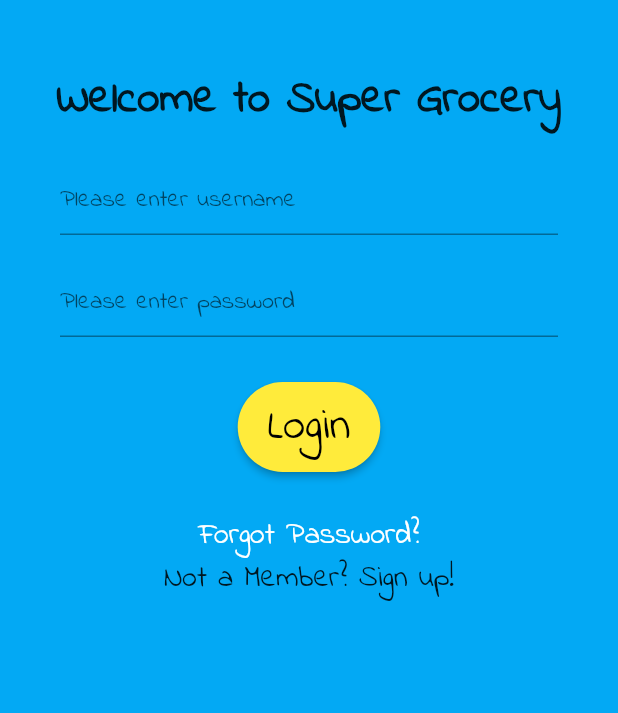
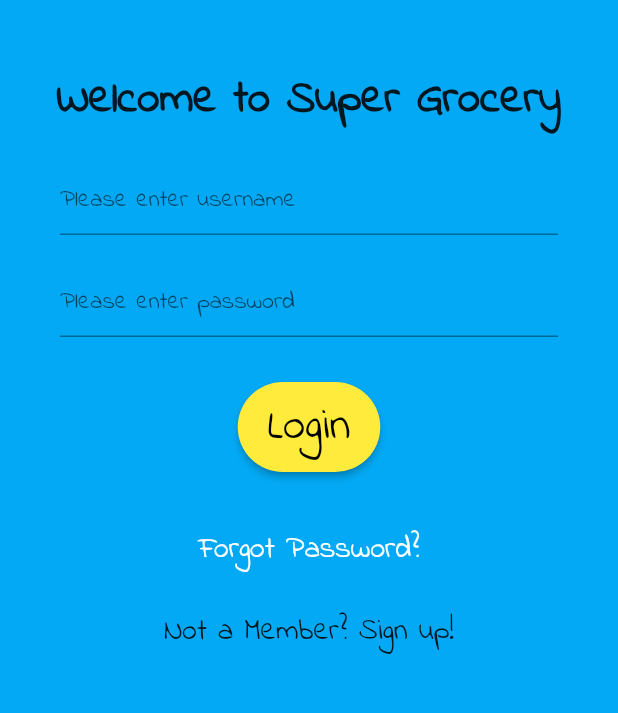
Before and after one commit to Anudeepa2204/googleHackathon, a Flutter app: the screen it shows after launch, on a phone screen of 412 x 824 dp, the part 248-961 px from its top. Run offline on Flutter 3.47's test engine with Material 2 defaults, Android fonts, the phone set to English and light mode, and no system bars.

Commit message:
routes folder added/clean code for login page

```diff
--- a/lib/actions/login.dart
+++ b/lib/actions/login.dart
@@ -3,8 +3,13 @@ import 'package:flutter/material.dart';
 class Login extends StatelessWidget {
   //{@required this.onPressed}
 //  final GestureTapCallback onPressed;
+  final loginController = new TextEditingController();
   void _pressed() {
     print("Pressed");
+  }
+
+  void _loginValidation(String value) {
+    print("Login pressed");
   }
 
   @override
@@ -13,6 +18,60 @@ class Login extends StatelessWidget {
       color: Colors.lightBlue,
       child: new Column(
         crossAxisAlignment: CrossAxisAlignment.center,
+        children: <Widget>[welcome(), loginForm(), membershipPassword()],
+      ),
+    );
+  }
+
+  Widget loginForm() {
+    return new Column(
+      children: <Widget>[
+        Padding(
+            padding:
+                const EdgeInsets.symmetric(horizontal: 40.0, vertical: 10.0),
+            child: TextFormField(
+              controller: loginController,
+              validator: (String arg) {
+                if (arg.length < 3) {
+                  return 'Username must be more than 2 charater';
+                } else
+                  return null;
+              },
+              decoration: InputDecoration(hintText: 'Please enter username'),
+            )),
+        Padding(
+            padding:
+                const EdgeInsets.symmetric(horizontal: 40.0, vertical: 10.0),
+            child: TextField(
+              controller: loginController,
+              decoration: InputDecoration(hintText: 'Please enter password'),
+            )),
+        Padding(
+          padding: const EdgeInsets.symmetric(horizontal: 40.0, vertical: 20.0),
+          child: RawMaterialButton(
+            onPressed: _pressed,
+            fillColor: Colors.yellow,
+            splashColor: Colors.green,
+            child: Padding(
+              padding:
+                  const EdgeInsets.symmetric(vertical: 8.0, horizontal: 20.0),
+              child: Text(
+                "Login",
+                style: TextStyle(
+                    color: Colors.black,
+                    fontSize: 30.0,
+                    fontFamily: 'IndieFlower'),
+              ),
+            ),
+            shape: StadiumBorder(),
+          ),
+        ),
+      ],
+    );
+  }
+
+  Widget welcome() {
+    return new Column(
       children: <Widget>[
         Padding(
             padding: const EdgeInsets.symmetric(vertical: 30.0),
@@ -31,39 +90,29 @@ class Login extends StatelessWidget {
               textAlign: TextAlign.center,
 //              )
             )),
+      ],
+    );
+  }
+
+  Widget membershipPassword() {
+    return new Column(
+      children: <Widget>[
         Padding(
-              padding:
-                  const EdgeInsets.symmetric(horizontal: 40.0, vertical: 10.0),
-              child: TextField(
-                decoration: InputDecoration(hintText: 'Please enter username'),
+            padding: const EdgeInsets.symmetric(
+              vertical: 8.0,
+              horizontal: 20.0,
+            ),
+            child: new FlatButton(
+              splashColor: Colors.grey,
+              onPressed: _pressed,
+              child: new Text(
+                "Forgot Password?",
+                style: TextStyle(
+                    fontSize: 20.0,
+                    fontFamily: 'IndieFlower',
+                    color: Colors.white),
+              ),
             )),
-          Padding(
-              padding:
-                  const EdgeInsets.symmetric(horizontal: 40.0, vertical: 10.0),
-              child: TextField(
-                decoration: InputDecoration(hintText: 'Please enter password'),
-              )),
-          Padding(
-            padding:
-                const EdgeInsets.symmetric(horizontal: 40.0, vertical: 20.0),
-            child: RawMaterialButton(
-              onPressed: _pressed,
-              fillColor: Colors.yellow,
-              splashColor: Colors.green,
-              child: Padding(
-                padding:
-                    const EdgeInsets.symmetric(vertical: 8.0, horizontal: 20.0),
-                child: Text(
-                  "Login",
-                  style: TextStyle(
-                      color: Colors.black,
-                      fontSize: 30.0,
-                      fontFamily: 'IndieFlower'),
-                ),
-              ),
-              shape: StadiumBorder(),
-            ),
-          ),
         InkWell(
           splashColor: Colors.white,
           onTap: _pressed,
@@ -73,13 +122,6 @@ class Login extends StatelessWidget {
             child: new Column(
               mainAxisAlignment: MainAxisAlignment.center,
               children: <Widget>[
-                  new Text(
-                    "Forgot Password?",
-                    style: TextStyle(
-                        fontSize: 20.0,
-                        fontFamily: 'IndieFlower',
-                        color: Colors.white),
-                  ),
                 new Text(
                   "Not a Member? Sign up!",
                   style: TextStyle(
@@ -92,7 +134,6 @@ class Login extends StatelessWidget {
           ),
         ),
       ],
-      ),
     );
   }
 }
--- a/lib/main.dart
+++ b/lib/main.dart
@@ -1,9 +1,12 @@
 import 'package:flutter/material.dart';
 import 'package:deliver_grocery/actions/login.dart';
+import 'package:deliver_grocery/views/homepage.dart';
+//import 'package:deliver_grocery/';
 
 void main() {
   runApp(new MaterialApp(
     theme: ThemeData(fontFamily: 'IndieFlower'),
     home: new Login(),
+//    routes: routes,
   ));
 }
--- /dev/null
+++ b/lib/views/homepage.dart
@@ -0,0 +1,13 @@
+import 'package:flutter/material.dart';
+
+class HomePage extends StatelessWidget {
+  @override
+  Widget build(BuildContext context) {
+
+    return new Column(
+      children: <Widget>[
+
+      ],
+    );
+  }
+}
```
Also changed, not shown: lib/routes/routes.dart (added). Lines whose indentation alone changed are shown as unchanged.
